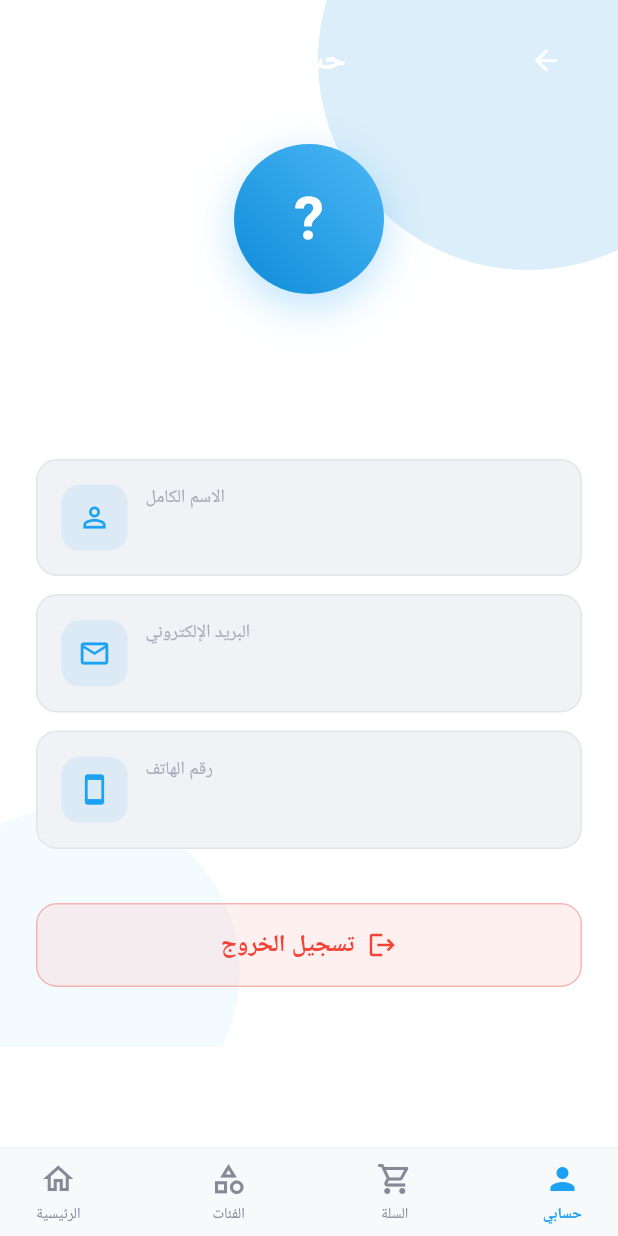
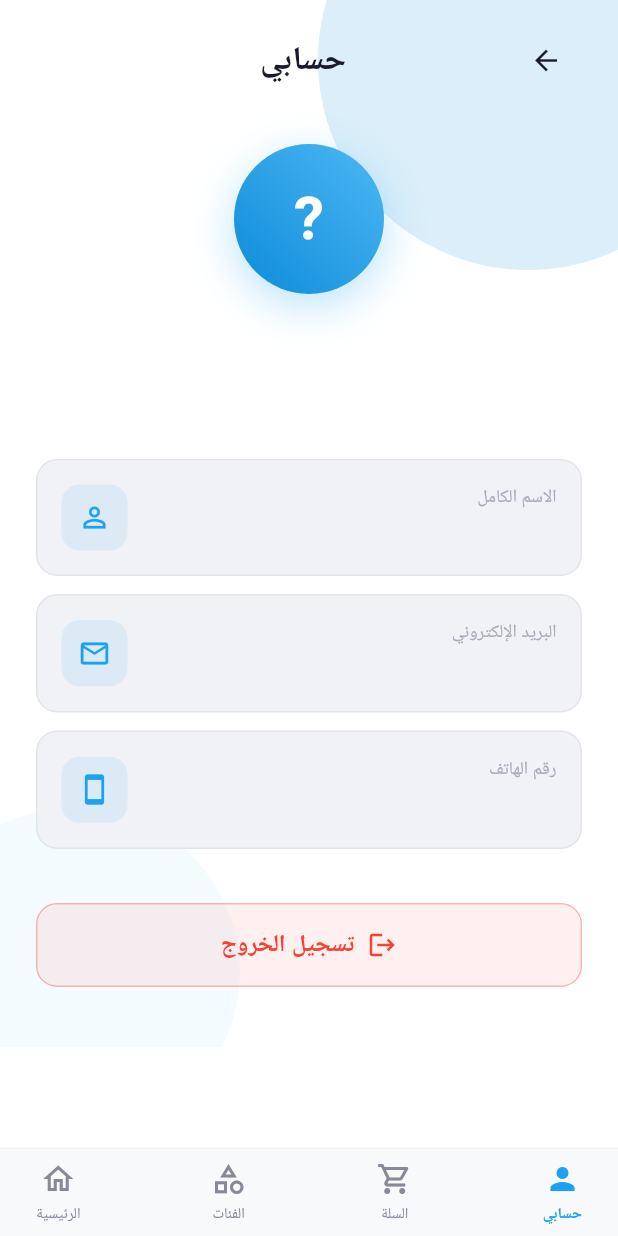
Before and after one commit to KamelMesbahi13/Zr_tech, a Flutter app: the ProfileScreen screen opened by its route, on a phone screen of 412 x 824 dp. Run offline on Flutter 3.47's test engine with Material 3 defaults, Android fonts, the phone set to English and light mode, and no system bars; our stand-ins replace file_picker, firebase_auth, firebase_core, firebase_database, google_fonts; accounts and stored records are empty; Roboto replaces fonts that are missing (Ibm Plex Sans Arabic).

```diff
--- a/zr_tech_app/lib/screens/profile_screen.dart
+++ b/zr_tech_app/lib/screens/profile_screen.dart
@@ -81,12 +81,12 @@
                           children: [
                             IconButton(
                               onPressed: () => Navigator.pop(context),
-                              icon: const Icon(Icons.arrow_forward, color: Colors.white, size: 22),
+                              icon: const Icon(Icons.arrow_forward, color: AppColors.textPrimary, size: 22),
                             ),
                             const Text(
                               'حسابي',
                               style: TextStyle(
-                                color: Colors.white,
+                                color: AppColors.textPrimary,
                                 fontSize: 22,
                                 fontWeight: FontWeight.bold,
                               ),
@@ -134,7 +134,7 @@
                         Text(
                           _user?.name ?? 'مستخدم',
                           style: const TextStyle(
-                            color: Colors.white,
+                            color: AppColors.textPrimary,
                             fontSize: 24,
                             fontWeight: FontWeight.bold,
                           ),
@@ -253,7 +253,7 @@
           // Info
           Expanded(
             child: Column(
-              crossAxisAlignment: CrossAxisAlignment.end,
+              crossAxisAlignment: CrossAxisAlignment.start,
               children: [
                 Text(
                   label,
@@ -267,7 +267,7 @@
                 Text(
                   value,
                   style: TextStyle(
-                    color: Colors.white,
+                    color: AppColors.textPrimary,
                     fontSize: 16,
                     fontWeight: FontWeight.w600,
                     fontFamily: isLTR ? 'Space Grotesk' : null,
--- a/zr_tech_app/lib/screens/signup_screen.dart
+++ b/zr_tech_app/lib/screens/signup_screen.dart
@@ -256,7 +256,7 @@
                       hintText: '••••••••',
                       hintStyle: const TextStyle(fontFamily: 'Space Grotesk', color: AppColors.textSlate500),
                       prefixIcon: const Padding(
-                        padding: EdgeInsets.only(left: 12, right: 8),
+                        padding: EdgeInsetsDirectional.only(start: 12, end: 8),
                         child: Icon(Icons.lock_outline, color: AppColors.textSlate500, size: 20),
                       ),
                       suffixIcon: IconButton(
@@ -416,7 +416,7 @@
       textAlign: textDirection == TextDirection.rtl ? TextAlign.right : TextAlign.left,
       keyboardType: keyboardType,
       style: TextStyle(
-        color: Colors.white,
+        color: AppColors.textPrimary,
         fontFamily: fontFamily ?? 'IBM Plex Sans Arabic',
         fontSize: 14,
       ),
@@ -427,7 +427,7 @@
           color: AppColors.textSlate500,
         ),
         prefixIcon: Padding(
-          padding: const EdgeInsets.only(left: 12, right: 8),
+          padding: const EdgeInsetsDirectional.only(start: 12, end: 8),
           child: Icon(icon, color: AppColors.textSlate500, size: 20),
         ),
         filled: true,
```
Also changed, not shown: zr_tech_app/lib/screens/login_screen.dart (+5 -5 lines).
